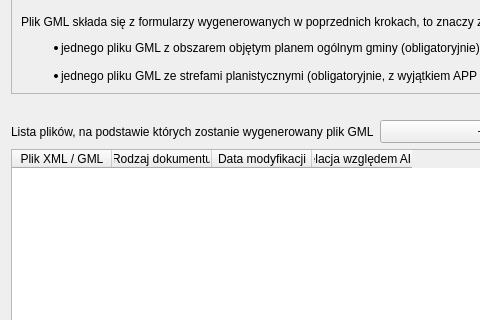
Old version of the form modules/app/views/ui/generowanie_gml_dialog_base_POG.ui in the repository CyfryzacjaAPP/wtyczka_qgis_app_2; both pictures show x 0 to 480 and y 142 to 462 of the 802 by 600 pixel window.
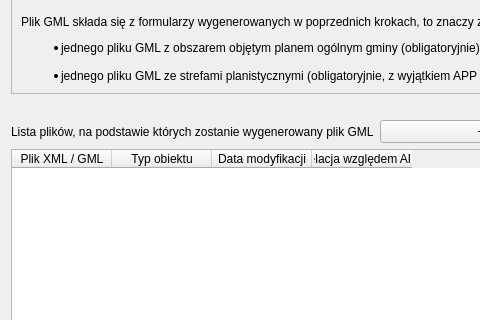
New version of the form.

```diff
--- a/modules/app/views/ui/generowanie_gml_dialog_base_POG.ui
+++ b/modules/app/views/ui/generowanie_gml_dialog_base_POG.ui
@@ -159,7 +159,7 @@
        </column>
        <column>
         <property name="text">
-         <string>Rodzaj dokumentu</string>
+         <string>Typ obiektu</string>
         </property>
        </column>
        <column>
```
Left out of the diff: 2 changed lines with no effect on the pictures.
